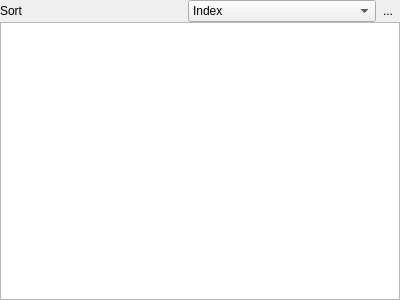
The window that palettewidget.ui (not-surt/SimPix) describes before a commit, drawn with Qt 5.
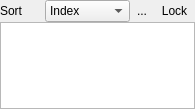
The same window after the commit. Icons and pictures are not drawn. Custom widgets are drawn as their Qt base class.

```diff
--- a/palettewidget.ui
+++ b/palettewidget.ui
@@ -6,8 +6,8 @@
    <rect>
     <x>0</x>
     <y>0</y>
-    <width>400</width>
-    <height>300</height>
+    <width>195</width>
+    <height>109</height>
    </rect>
   </property>
   <property name="windowTitle">
@@ -29,17 +29,20 @@
    <property name="spacing">
     <number>0</number>
    </property>
-   <item row="1" column="0">
-    <widget class="QLabel" name="sortLabel">
+   <item row="0" column="3">
+    <widget class="QToolButton" name="lockPaletteButton">
      <property name="text">
-      <string>Sort</string>
+      <string>Lock</string>
      </property>
-     <property name="buddy">
-      <cstring>comboBox</cstring>
+     <property name="checkable">
+      <bool>true</bool>
+     </property>
+     <property name="autoRaise">
+      <bool>true</bool>
      </property>
     </widget>
    </item>
-   <item row="1" column="1">
+   <item row="0" column="1">
     <widget class="QComboBox" name="comboBox">
      <property name="frame">
       <bool>true</bool>
@@ -81,7 +84,17 @@
      </item>
     </widget>
    </item>
-   <item row="1" column="2">
+   <item row="0" column="0">
+    <widget class="QLabel" name="sortLabel">
+     <property name="text">
+      <string>Sort</string>
+     </property>
+     <property name="buddy">
+      <cstring>comboBox</cstring>
+     </property>
+    </widget>
+   </item>
+   <item row="0" column="2">
     <widget class="QToolButton" name="sortDescendingButton">
      <property name="text">
       <string>...</string>
@@ -99,11 +112,18 @@
      </property>
     </widget>
    </item>
-   <item row="2" column="0" colspan="3">
-    <widget class="QListView" name="listView"/>
+   <item row="1" column="0" colspan="4">
+    <widget class="PaletteView" name="paletteView"/>
    </item>
   </layout>
  </widget>
+ <customwidgets>
+  <customwidget>
+   <class>PaletteView</class>
+   <extends>QListView</extends>
+   <header>paletteview.h</header>
+  </customwidget>
+ </customwidgets>
  <resources/>
  <connections/>
 </ui>
```
